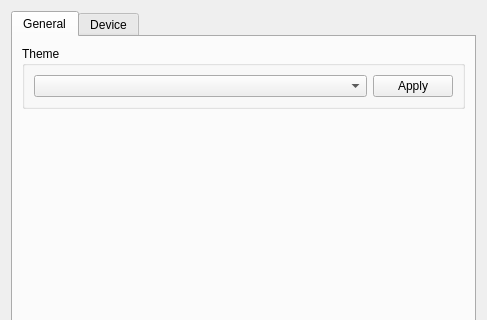
First picture: the form in cansharkgui/FormSettings.ui, repository DieselDemi/CAN-Shark, before the edit; both pictures show x 0 to 487 and y 0 to 320 of the 487 by 494 pixel window.
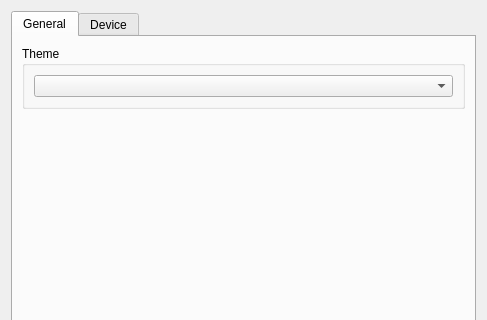
Second picture: the form after the edit.

Commit message: Gave the settings window ability to change theme on the fly

```diff
--- a/cansharkgui/FormSettings.ui
+++ b/cansharkgui/FormSettings.ui
@@ -53,13 +53,6 @@
                 </property>
                </widget>
               </item>
-              <item>
-               <widget class="QPushButton" name="applyButton">
-                <property name="text">
-                 <string>Apply</string>
-                </property>
-               </widget>
-              </item>
              </layout>
             </item>
            </layout>
```
The commit also changes 6 other files.
